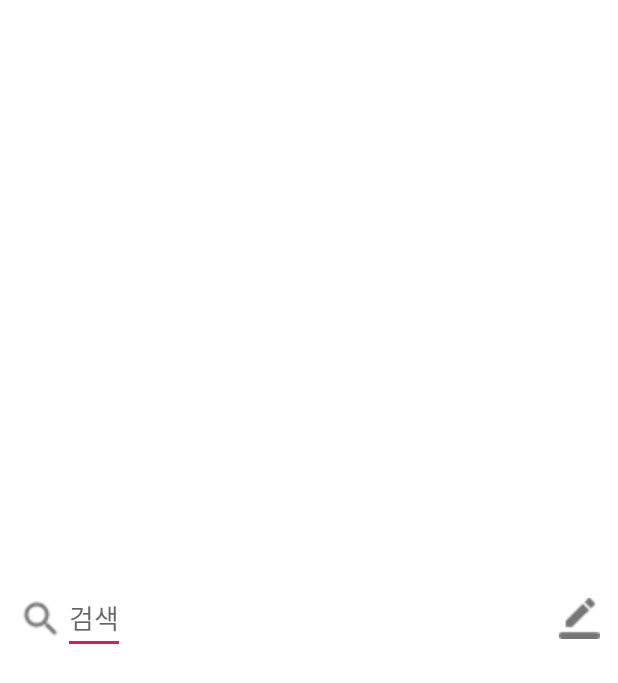
After one commit to CJBJ1/Usans, an Android app: the layout custom_action_bar2.xml on its own in the app's theme, with its tools: preview values and no code run, on a phone screen of 412 x 824 dp. The commit adds this screen. Shown: the top 683 px of the screen. Run offline under Robolectric (Android 15) with nearby library versions, the phone set to English and light mode, and no system bars.

Commit message:
ActionBar 변환

```diff
--- a/app/src/main/java/com/example/usans/SceneFragment/HomeFragment.java
+++ b/app/src/main/java/com/example/usans/SceneFragment/HomeFragment.java
@@ -71,4 +71,5 @@ public class HomeFragment extends Fragment
         transaction.commit();
         transaction.addToBackStack(null);
     }
+
 }
--- /dev/null
+++ b/app/src/main/res/layout/custom_action_bar2.xml
@@ -0,0 +1,42 @@
+<?xml version="1.0" encoding="utf-8"?>
+<androidx.constraintlayout.widget.ConstraintLayout xmlns:android="http://schemas.android.com/apk/res/android"
+    xmlns:app="http://schemas.android.com/apk/res-auto"
+    xmlns:tools="http://schemas.android.com/tools"
+    android:layout_width="match_parent"
+    android:layout_height="match_parent"
+    android:background="#FFFFFF"
+    android:gravity="center_vertical"
+    android:orientation="vertical">
+
+    <Button
+        android:id="@+id/search_button"
+        android:layout_width="30dp"
+        android:layout_height="30dp"
+        android:layout_marginStart="12dp"
+        android:layout_gravity="center_vertical|center_horizontal"
+        android:background="@drawable/magnifier"
+        app:layout_constraintBottom_toBottomOf="parent"
+        app:layout_constraintStart_toStartOf="parent"
+        app:layout_constraintTop_toTopOf="parent" />
+
+    <EditText
+        android:id="@+id/search_text"
+        android:layout_width="wrap_content"
+        android:layout_height="wrap_content"
+        android:hint="검색"
+        android:textSize="18dp"
+        app:layout_constraintBottom_toBottomOf="parent"
+        app:layout_constraintStart_toEndOf="@+id/search_button"
+        app:layout_constraintTop_toTopOf="parent" />
+
+    <Button
+        android:id="@+id/write_button"
+        android:layout_width="27dp"
+        android:layout_height="27dp"
+        android:background="@drawable/pencil_ic"
+        android:layout_marginRight="12dp"
+        app:layout_constraintBottom_toBottomOf="parent"
+        app:layout_constraintEnd_toEndOf="parent"
+        app:layout_constraintTop_toTopOf="parent" />
+
+</androidx.constraintlayout.widget.ConstraintLayout>
```
Also changed, not shown: app/src/main/java/com/example/usans/CustomLayout/CustomActionBar.java (+39 -5 lines), app/src/main/java/com/example/usans/MainActivity.java (+19 -15 lines), app/src/main/res/layout/custom_action_bar3.xml (added, +32 -0 lines), app/src/main/res/drawable/gold.png (added), app/src/main/res/drawable/magnifier.png (added).
